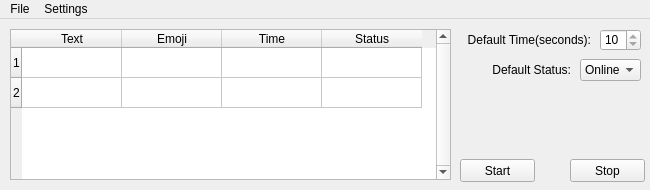
Qt form GUI.ui (KuFoX-kfx/AMDS) before a commit.
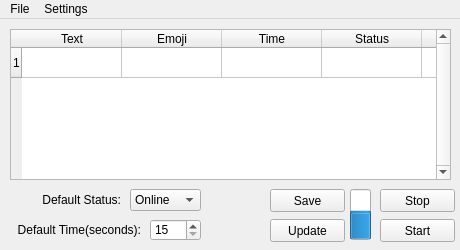
The same form after that commit.

Patch:
```diff
--- a/GUI.ui
+++ b/GUI.ui
@@ -9,8 +9,8 @@
    <rect>
     <x>0</x>
     <y>0</y>
-    <width>650</width>
-    <height>190</height>
+    <width>460</width>
+    <height>250</height>
    </rect>
   </property>
   <property name="sizePolicy">
@@ -57,7 +57,7 @@
      <enum>Qt::SolidLine</enum>
     </property>
     <property name="rowCount">
-     <number>2</number>
+     <number>1</number>
     </property>
     <attribute name="horizontalHeaderVisible">
      <bool>true</bool>
@@ -72,7 +72,6 @@
      <number>100</number>
     </attribute>
     <row/>
-    <row/>
     <column>
      <property name="text">
       <string>Text</string>
@@ -93,43 +92,16 @@
       <string>Status</string>
      </property>
     </column>
-   </widget>
-   <widget class="QSpinBox" name="SPNBOX_Time">
-    <property name="geometry">
-     <rect>
-      <x>600</x>
-      <y>10</y>
-      <width>41</width>
-      <height>22</height>
-     </rect>
-    </property>
-    <property name="readOnly">
-     <bool>true</bool>
-    </property>
-    <property name="buttonSymbols">
-     <enum>QAbstractSpinBox::UpDownArrows</enum>
-    </property>
-    <property name="correctionMode">
-     <enum>QAbstractSpinBox::CorrectToNearestValue</enum>
-    </property>
-    <property name="minimum">
-     <number>5</number>
-    </property>
-    <property name="maximum">
-     <number>1200</number>
-    </property>
-    <property name="value">
-     <number>15</number>
-    </property>
-    <property name="displayIntegerBase">
-     <number>15</number>
-    </property>
+    <column/>
+    <column/>
+    <column/>
+    <column/>
    </widget>
    <widget class="QLabel" name="label">
     <property name="geometry">
      <rect>
-      <x>460</x>
-      <y>10</y>
+      <x>10</x>
+      <y>200</y>
       <width>131</width>
       <height>21</height>
      </rect>
@@ -144,8 +116,8 @@
    <widget class="QLabel" name="label_2">
     <property name="geometry">
      <rect>
-      <x>460</x>
-      <y>40</y>
+      <x>10</x>
+      <y>170</y>
       <width>111</width>
       <height>21</height>
      </rect>
@@ -160,9 +132,9 @@
    <widget class="QComboBox" name="CMBBOX_Status">
     <property name="geometry">
      <rect>
-      <x>580</x>
-      <y>40</y>
-      <width>61</width>
+      <x>130</x>
+      <y>170</y>
+      <width>71</width>
       <height>22</height>
      </rect>
     </property>
@@ -190,8 +162,8 @@
    <widget class="QPushButton" name="PSHBTN_Start">
     <property name="geometry">
      <rect>
-      <x>460</x>
-      <y>140</y>
+      <x>380</x>
+      <y>200</y>
       <width>75</width>
       <height>23</height>
      </rect>
@@ -203,8 +175,8 @@
    <widget class="QPushButton" name="PSHBTN_Stop">
     <property name="geometry">
      <rect>
-      <x>570</x>
-      <y>140</y>
+      <x>380</x>
+      <y>170</y>
       <width>75</width>
       <height>23</height>
      </rect>
@@ -213,7 +185,79 @@
      <string>Stop</string>
     </property>
    </widget>
-   <zorder>SPNBOX_Time</zorder>
+   <widget class="QPushButton" name="PSHBTN_Update">
+    <property name="geometry">
+     <rect>
+      <x>270</x>
+      <y>200</y>
+      <width>75</width>
+      <height>23</height>
+     </rect>
+    </property>
+    <property name="text">
+     <string>Update</string>
+    </property>
+   </widget>
+   <widget class="QPushButton" name="PSHBTN_Save">
+    <property name="geometry">
+     <rect>
+      <x>270</x>
+      <y>170</y>
+      <width>75</width>
+      <height>23</height>
+     </rect>
+    </property>
+    <property name="text">
+     <string>Save</string>
+    </property>
+   </widget>
+   <widget class="QSpinBox" name="SPNBOX_Time">
+    <property name="geometry">
+     <rect>
+      <x>150</x>
+      <y>200</y>
+      <width>51</width>
+      <height>22</height>
+     </rect>
+    </property>
+    <property name="readOnly">
+     <bool>false</bool>
+    </property>
+    <property name="minimum">
+     <number>15</number>
+    </property>
+    <property name="maximum">
+     <number>1200</number>
+    </property>
+   </widget>
+   <widget class="QProgressBar" name="PRGRSBAR_CurrentStep">
+    <property name="geometry">
+     <rect>
+      <x>350</x>
+      <y>170</y>
+      <width>21</width>
+      <height>51</height>
+     </rect>
+    </property>
+    <property name="maximum">
+     <number>50</number>
+    </property>
+    <property name="value">
+     <number>25</number>
+    </property>
+    <property name="textVisible">
+     <bool>false</bool>
+    </property>
+    <property name="orientation">
+     <enum>Qt::Vertical</enum>
+    </property>
+    <property name="invertedAppearance">
+     <bool>false</bool>
+    </property>
+    <property name="textDirection">
+     <enum>QProgressBar::TopToBottom</enum>
+    </property>
+   </widget>
    <zorder>label</zorder>
    <zorder>label_2</zorder>
    <zorder>CMBBOX_Status</zorder>
@@ -226,7 +270,7 @@
     <rect>
      <x>0</x>
      <y>0</y>
-     <width>650</width>
+     <width>460</width>
      <height>21</height>
     </rect>
    </property>
```
Left out of the diff: 4 changed lines with no effect on the pictures.
